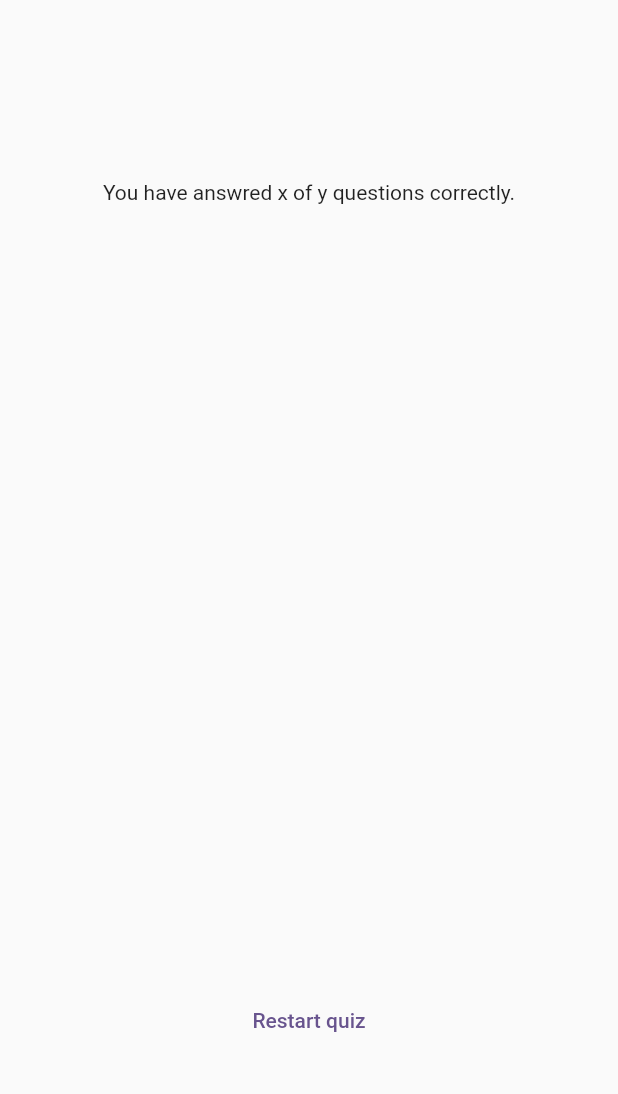
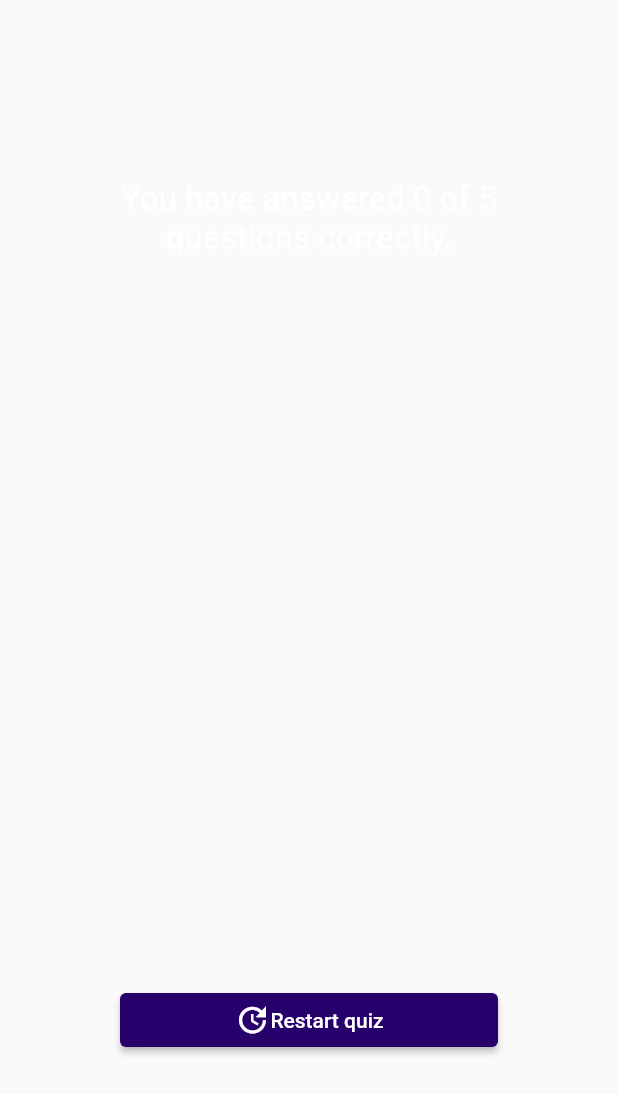
Before and after one commit to joaomacedocb/quiz_app, a Flutter app: the ResultsScreen widget shown alone on an empty page, opened directly with empty values, on a phone screen of 412 x 824 dp. Shown: the top 1094 px of the screen. Run offline on Flutter 3.47's test engine with Material 2 defaults, Android fonts, the phone set to English and light mode, and no system bars; our stand-ins replace google_fonts.

Commit message:
Inicio da estruturacao do layout da tela de resultados

```diff
--- a/lib/screens/questions_summary.dart
+++ b/lib/screens/questions_summary.dart
@@ -7,7 +7,11 @@ class QuestionsSummary extends StatelessWidget {
 
   @override
   Widget build(BuildContext context) {
-    return Column(
+    return SizedBox(
+      height: 400,
+      child: SingleChildScrollView(
+        scrollDirection: Axis.vertical,
+        child: Column(
           children:
             summaryData.map(
               (data) {
@@ -28,6 +32,8 @@ class QuestionsSummary extends StatelessWidget {
                 );
               },
             ).toList(),
+        ),
+      ),
     );
   }
 }
--- a/lib/screens/quiz.dart
+++ b/lib/screens/quiz.dart
@@ -42,6 +42,12 @@ class _QuizState extends State<Quiz> {
     }
   }
 
+  void restartQuiz() {
+    setState(() {
+      activeScreen = 'initial-screen';
+    });
+  }
+
   @override
   Widget build(context) {
     Widget screenWidget = InitialScreen(switchScreen);
--- a/lib/screens/result_screen.dart
+++ b/lib/screens/result_screen.dart
@@ -6,6 +6,7 @@ class ResultsScreen extends StatelessWidget {
   const ResultsScreen({super.key, required this.chosenAnswers});
 
   final List<String> chosenAnswers;
+
 
   List<Map<String, Object>> getSummaryData() {
     final List<Map<String, Object>> summary = [];
@@ -25,11 +26,17 @@ class ResultsScreen extends StatelessWidget {
 
   @override
   Widget build(BuildContext context) {
+    final summaryData = getSummaryData();
+    final numTotalQuestions = questions.length;
+    final numCorrectQuestions = summaryData.where((data) {
+      return data['user_answer'] == data['correct_answer'];
+    }).length;
+
     return Center(
       child: Container(
         margin: const EdgeInsets.only(
-          left: 20,
-          right: 20,
+          left: 80,
+          right: 80,
           top: 120,
           bottom: 120,
         ),
@@ -37,20 +44,33 @@ class ResultsScreen extends StatelessWidget {
           mainAxisAlignment: MainAxisAlignment.spaceBetween,
           crossAxisAlignment: CrossAxisAlignment.stretch,
           children: [
-            const Text(
-              'You have answred x of y questions correctly.',
+            Text(
+              'You have answered $numCorrectQuestions of $numTotalQuestions questions correctly.',
+              style: const TextStyle(color: Colors.white, fontSize: 22),
               textAlign: TextAlign.center,
             ),
             const SizedBox(
               height: 30,
             ),
-            QuestionsSummary(getSummaryData()),
+            QuestionsSummary(summaryData),
             const SizedBox(
               height: 30,
             ),
-            TextButton(
-              onPressed: () {},
-              child: const Text('Restart quiz'),
+            ElevatedButton(
+              style: ElevatedButton.styleFrom(
+                foregroundColor: Colors.white,
+                backgroundColor: const Color.fromARGB(255, 39, 0, 107),
+                ),
+              onPressed: () {
+
+              },
+              child: const Row(
+                mainAxisAlignment: MainAxisAlignment.center,
+                children: [
+                  Icon(Icons.update),
+                  Text('Restart quiz'),
+                ],
+              ),
             ),
           ],
         ),
```
Lines whose indentation alone changed are shown as unchanged.
